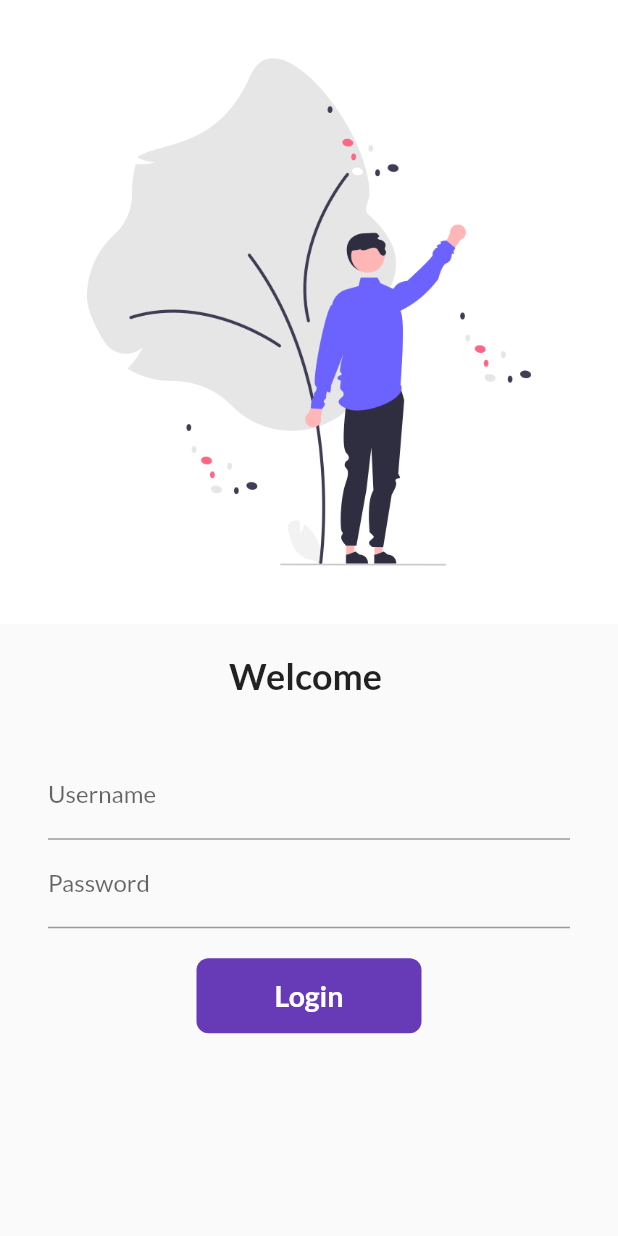
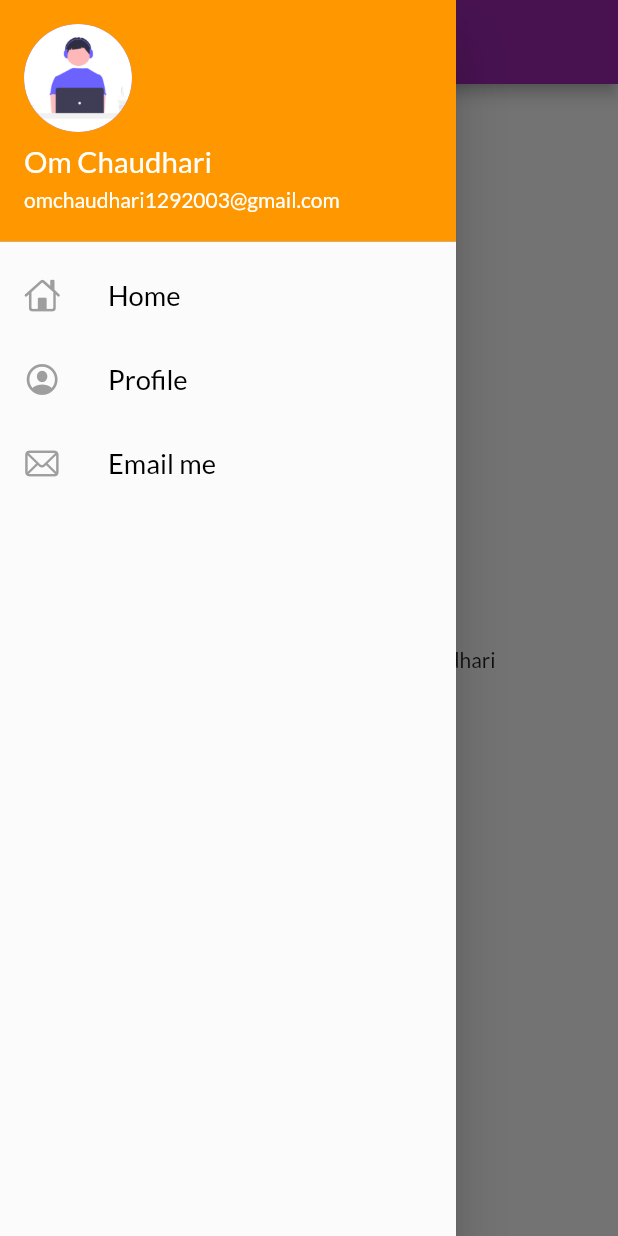
Before and after one commit to CyberOm333/Team---Karma, a Flutter app: the screen it shows after launch, with the side drawer open (before the commit the screen has no drawer), on a phone screen of 412 x 824 dp. Run offline on Flutter 3.47's test engine with Material 2 defaults, Android fonts, the phone set to English and light mode, and no system bars; our stand-ins replace google_fonts.

Commit message:
Day 8 Completed

```diff
--- a/lib/main.dart
+++ b/lib/main.dart
@@ -25,7 +25,7 @@ class MyApp extends StatelessWidget {
           brightness: Brightness.dark,
           primarySwatch: Colors
               .green), // here brightness is dark so the color will be in black shade to remove that remove brightness
-      // initialRoute: "/home",
+      initialRoute: MyRoutes.homeRoute,
       routes: {
         "/": (context) =>
             LoginPage(), // For this to run we need to remove home:HomePage() because that is pointing to home page and this "/" also points to home page so to work properly we need to remove one of them
--- a/lib/pages/home_page.dart
+++ b/lib/pages/home_page.dart
@@ -1,3 +1,4 @@
+import 'package:demo/widgets/drawer.dart';
 import 'package:flutter/material.dart';
 
 class HomePage extends StatelessWidget {
@@ -16,7 +17,7 @@ class HomePage extends StatelessWidget {
           child: Text("Welcome To Flutter $days ! by $name"),
         ),
       ),
-      drawer: Drawer(),
+      drawer: MyDrawer(),
     );
   }
 }
--- /dev/null
+++ b/lib/widgets/drawer.dart
@@ -0,0 +1,57 @@
+import 'package:flutter/cupertino.dart';
+import 'package:flutter/material.dart';
+
+import 'package:flutter/material.dart';
+
+class MyDrawer extends StatelessWidget {
+  @override
+  Widget build(BuildContext context) {
+    Image.asset("assests/images/ProphilePic.png");
+    return Drawer(
+      child: Container(
+        color: Colors.white24,
+        child: ListView(
+          padding: EdgeInsets.zero,
+          children: [
+            DrawerHeader(
+              padding: EdgeInsets.zero,
+              child: UserAccountsDrawerHeader(
+                margin: EdgeInsets.zero,
+                decoration: BoxDecoration(color: Colors.orange),
+                accountName: Text("Om Chaudhari", textScaleFactor: 1.4),
+                accountEmail: Text("omchaudhari1292003@gmail.com"),
+                currentAccountPicture: CircleAvatar(
+                  backgroundImage: AssetImage("assests/images/ProphilePic.png"),
+                ),
+              ),
+            ),
+            ListTile(
+              leading: Icon(CupertinoIcons.home, color: Colors.grey),
+              title: Text(
+                "Home",
+                textScaleFactor: 1.3,
+                style: TextStyle(color: Colors.black),
+              ),
+            ),
+            ListTile(
+              leading: Icon(CupertinoIcons.profile_circled, color: Colors.grey),
+              title: Text(
+                "Profile",
+                textScaleFactor: 1.3,
+                style: TextStyle(color: Colors.black),
+              ),
+            ),
+            ListTile(
+              leading: Icon(CupertinoIcons.mail, color: Colors.grey),
+              title: Text(
+                "Email me",
+                textScaleFactor: 1.3,
+                style: TextStyle(color: Colors.black),
+              ),
+            ),
+          ],
+        ),
+      ),
+    );
+  }
+}
```
Also changed, not shown: assests/images/ProphilePic.png (added).
